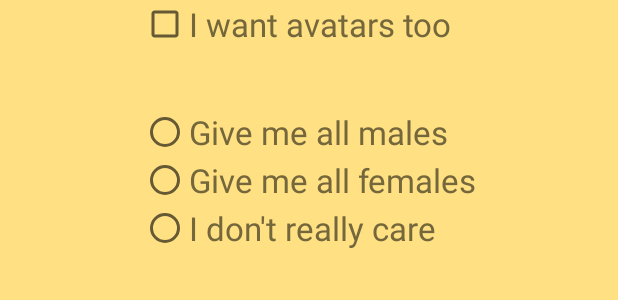
After one commit to milosmns/contacts-generator-android, an Android app: the layout avatars_checkbox_with_radio_buttons.xml on its own in the app's theme, with its tools: preview values and no code run, on a phone screen of 412 x 824 dp. The commit adds this screen. Shown: the top 300 px of the screen. Run offline under Robolectric (Android 15) with nearby library versions, the phone set to English and light mode, and no system bars.

Commit message:
Initial layout work - making it look like on the mockups.

```diff
--- a/app/src/main/res/layout/activity_main.xml
+++ b/app/src/main/res/layout/activity_main.xml
@@ -14,13 +14,35 @@
         android:minHeight="?attr/actionBarSize"
         android:title="@string/app_name"
         android:visibility="visible"
-        tools:ignore="UnusedAttribute" />
+        tools:ignore="UnusedAttribute"/>
 
+    <!-- How many contacts would you like TextView -->
     <TextView
         android:layout_width="match_parent"
         android:layout_height="wrap_content"
         android:gravity="center"
         android:padding="@dimen/activity_horizontal_margin"
-        android:text="@string/hello_world" />
+        android:text="@string/how_many_contacts"
+        android:textSize="24sp"/>
+
+    <!-- Should we create a v14 layout where we use Space instead of View? -->
+    <!-- Some empty space after it -->
+    <View
+        android:layout_width="match_parent"
+        android:layout_height="40dp"/>
+
+    <!-- A dummy TextView - the custom control will come here -->
+    <TextView
+        android:layout_width="match_parent"
+        android:layout_height="wrap_content"
+        android:gravity="center"
+        android:text="@string/custom_control_dummy_text"/>
+
+    <!-- Some empty space after it -->
+    <View
+        android:layout_width="match_parent"
+        android:layout_height="40dp"/>
+
+    <include layout="@layout/avatars_checkbox_with_radio_buttons"/>
 
 </LinearLayout>
--- /dev/null
+++ b/app/src/main/res/layout/avatars_checkbox_with_radio_buttons.xml
@@ -0,0 +1,24 @@
+<?xml version="1.0" encoding="utf-8"?>
+
+<LinearLayout
+    xmlns:android="http://schemas.android.com/apk/res/android"
+    android:layout_width="wrap_content"
+    android:layout_height="wrap_content"
+    android:layout_gravity="center_horizontal"
+    android:orientation="vertical">
+
+    <!-- The "I would like some avatars, too" CheckBox -->
+    <CheckBox
+        android:layout_width="wrap_content"
+        android:layout_height="wrap_content"
+        android:text="@string/want_avatars"
+        android:textColor="@color/text"
+        android:textSize="22sp"/>
+
+    <!-- Some empty space after it -->
+    <View
+        android:layout_width="match_parent"
+        android:layout_height="40dp"/>
+
+    <include layout="@layout/radio_buttons"/>
+</LinearLayout>
--- /dev/null
+++ b/app/src/main/res/layout/radio_buttons.xml
@@ -0,0 +1,30 @@
+<?xml version="1.0" encoding="utf-8"?>
+
+<RadioGroup
+    xmlns:android="http://schemas.android.com/apk/res/android"
+    android:layout_width="wrap_content"
+    android:layout_height="wrap_content"
+    android:layout_gravity="center_horizontal"
+    android:orientation="vertical">
+
+    <RadioButton
+        android:layout_width="wrap_content"
+        android:layout_height="wrap_content"
+        android:text="@string/all_males"
+        android:textColor="@color/text"
+        android:textSize="22sp"/>
+
+    <RadioButton
+        android:layout_width="wrap_content"
+        android:layout_height="wrap_content"
+        android:text="@string/all_females"
+        android:textColor="@color/text"
+        android:textSize="22sp"/>
+
+    <RadioButton
+        android:layout_width="wrap_content"
+        android:layout_height="wrap_content"
+        android:text="@string/do_not_care"
+        android:textColor="@color/text"
+        android:textSize="22sp"/>
+</RadioGroup>
--- /dev/null
+++ b/app/src/main/res/values/colors.xml
@@ -0,0 +1,7 @@
+<?xml version="1.0" encoding="utf-8"?>
+<resources>
+    <color name="background">#FFE082</color>
+    <color name="text">#75673c</color>
+    <color name="primary">#EC407A</color>
+    <color name="primary_darker">#cd2e65</color>
+</resources>
--- a/app/src/main/res/values/strings.xml
+++ b/app/src/main/res/values/strings.xml
@@ -1,6 +1,11 @@
 <resources>
     <string name="app_name">Contacts Generator</string>
 
-    <string name="hello_world">Welcome here.</string>
     <string name="action_rate">Rate this app</string>
+    <string name="how_many_contacts">How many contacts do you want generated?</string>
+    <string name="want_avatars">I want avatars too</string>
+    <string name="custom_control_dummy_text">The custom control will come here</string>
+    <string name="all_males">Give me all males</string>
+    <string name="all_females">Give me all females</string>
+    <string name="do_not_care">I don\'t really care</string>
 </resources>
--- a/app/src/main/res/values/styles.xml
+++ b/app/src/main/res/values/styles.xml
@@ -2,7 +2,9 @@
 
     <style name="AppTheme" parent="Theme.AppCompat.Light.NoActionBar">
 
-        <item name="colorPrimary">#EC407A</item>
+        <item name="colorPrimary">@color/primary</item>
+        <item name="colorPrimaryDark">@color/primary_darker</item>
+        <item name="android:windowBackground">@color/background</item>
 
     </style>
 
```
